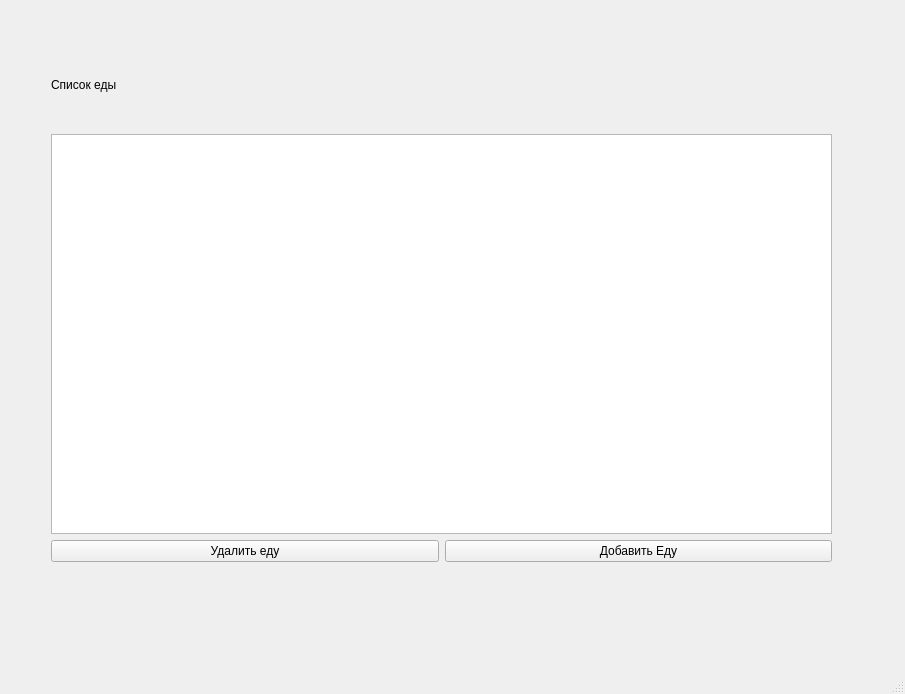
The window that mainwindow.ui (Parenbz/Icebox) describes before a commit, drawn with Qt 5.
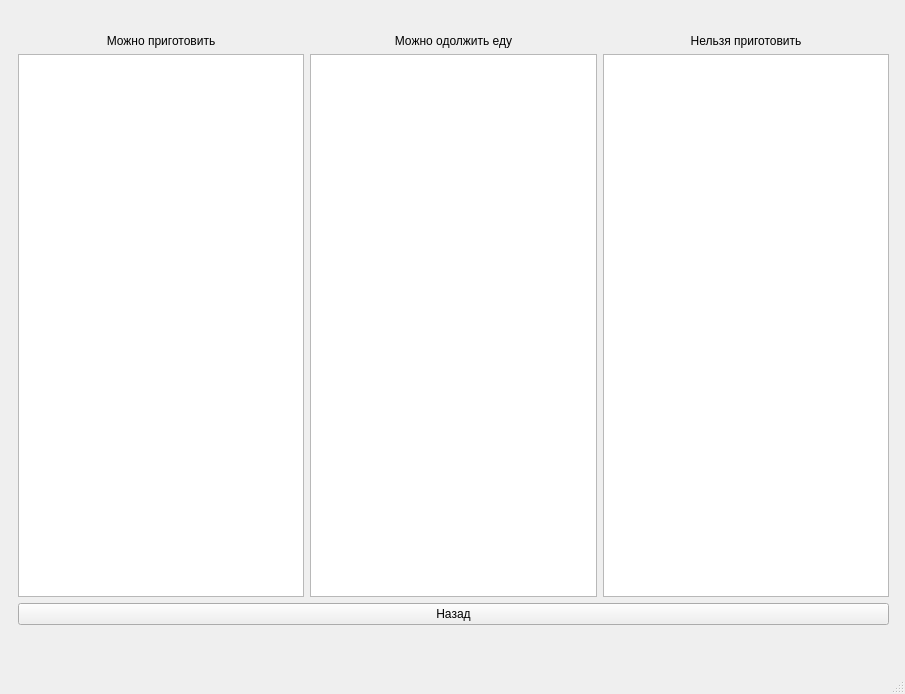
The same window after the commit. The open tabs and pages were chosen to show the change.

Diff of the .ui file:
```diff
--- a/mainwindow.ui
+++ b/mainwindow.ui
@@ -14,15 +14,9 @@
    <string>MainWindow</string>
   </property>
   <widget class="QWidget" name="centralwidget">
+   <layout class="QVBoxLayout" name="verticalLayout_5">
+    <item>
    <widget class="QStackedWidget" name="stackedWidget">
-    <property name="geometry">
-     <rect>
-      <x>11</x>
-      <y>11</y>
-      <width>883</width>
-      <height>622</height>
-     </rect>
-    </property>
     <property name="sizePolicy">
      <sizepolicy hsizetype="Minimum" vsizetype="Minimum">
       <horstretch>0</horstretch>
@@ -108,6 +102,120 @@
       </layout>
      </widget>
     </widget>
+      <widget class="QWidget" name="recipesPage">
+       <widget class="QWidget" name="verticalLayoutWidget">
+        <property name="geometry">
+         <rect>
+          <x>9</x>
+          <y>9</y>
+          <width>871</width>
+          <height>591</height>
+         </rect>
+        </property>
+        <layout class="QVBoxLayout" name="verticalLayout_4">
+         <item>
+          <layout class="QHBoxLayout" name="horizontalLayout_5">
+           <item>
+            <widget class="QLabel" name="availableRecipesLabel">
+             <property name="text">
+              <string>Можно приготовить</string>
+             </property>
+             <property name="alignment">
+              <set>Qt::AlignCenter</set>
+             </property>
+            </widget>
+           </item>
+           <item>
+            <widget class="QLabel" name="lendRecipesLabel">
+             <property name="text">
+              <string>Можно одолжить еду</string>
+             </property>
+             <property name="alignment">
+              <set>Qt::AlignCenter</set>
+             </property>
+            </widget>
+           </item>
+           <item>
+            <widget class="QLabel" name="unavailableRecipesLabel">
+             <property name="text">
+              <string>Нельзя приготовить</string>
+             </property>
+             <property name="alignment">
+              <set>Qt::AlignCenter</set>
+             </property>
+            </widget>
+           </item>
+          </layout>
+         </item>
+         <item>
+          <layout class="QHBoxLayout" name="horizontalLayout_4">
+           <item>
+            <widget class="QListView" name="availableRecipeList">
+             <property name="editTriggers">
+              <set>QAbstractItemView::NoEditTriggers</set>
+             </property>
+            </widget>
+           </item>
+           <item>
+            <widget class="QListView" name="lendRecipeList">
+             <property name="editTriggers">
+              <set>QAbstractItemView::NoEditTriggers</set>
+             </property>
+            </widget>
+           </item>
+           <item>
+            <widget class="QListView" name="unavailableRecipeList">
+             <property name="editTriggers">
+              <set>QAbstractItemView::NoEditTriggers</set>
+             </property>
+            </widget>
+           </item>
+          </layout>
+         </item>
+         <item>
+          <widget class="QPushButton" name="goFromRecipesButton">
+           <property name="text">
+            <string>Назад</string>
+           </property>
+          </widget>
+         </item>
+        </layout>
+       </widget>
+      </widget>
+      <widget class="QWidget" name="recipeDetailPage">
+       <widget class="QWidget" name="verticalLayoutWidget_2">
+        <property name="geometry">
+         <rect>
+          <x>89</x>
+          <y>19</y>
+          <width>691</width>
+          <height>541</height>
+         </rect>
+        </property>
+        <layout class="QVBoxLayout" name="verticalLayout_6">
+         <item>
+          <widget class="QLabel" name="recipeNameLabel">
+           <property name="text">
+            <string>TextLabel</string>
+           </property>
+           <property name="alignment">
+            <set>Qt::AlignCenter</set>
+           </property>
+          </widget>
+         </item>
+         <item>
+          <widget class="QTableView" name="recipeDetailTable"/>
+         </item>
+         <item>
+          <widget class="QPushButton" name="goToRecipesButton_2">
+           <property name="text">
+            <string>Назад</string>
+           </property>
+          </widget>
+         </item>
+        </layout>
+       </widget>
+      </widget>
     <widget class="QWidget" name="addFoodPage">
      <widget class="QWidget" name="layoutWidget">
       <property name="geometry">
@@ -162,6 +270,8 @@
      </widget>
     </widget>
    </widget>
+    </item>
+   </layout>
   </widget>
   <widget class="QMenuBar" name="menubar">
    <property name="geometry">
```
Left out of the diff: 10 changed lines with no effect on the pictures. Lines whose indentation alone changed are shown as unchanged.
